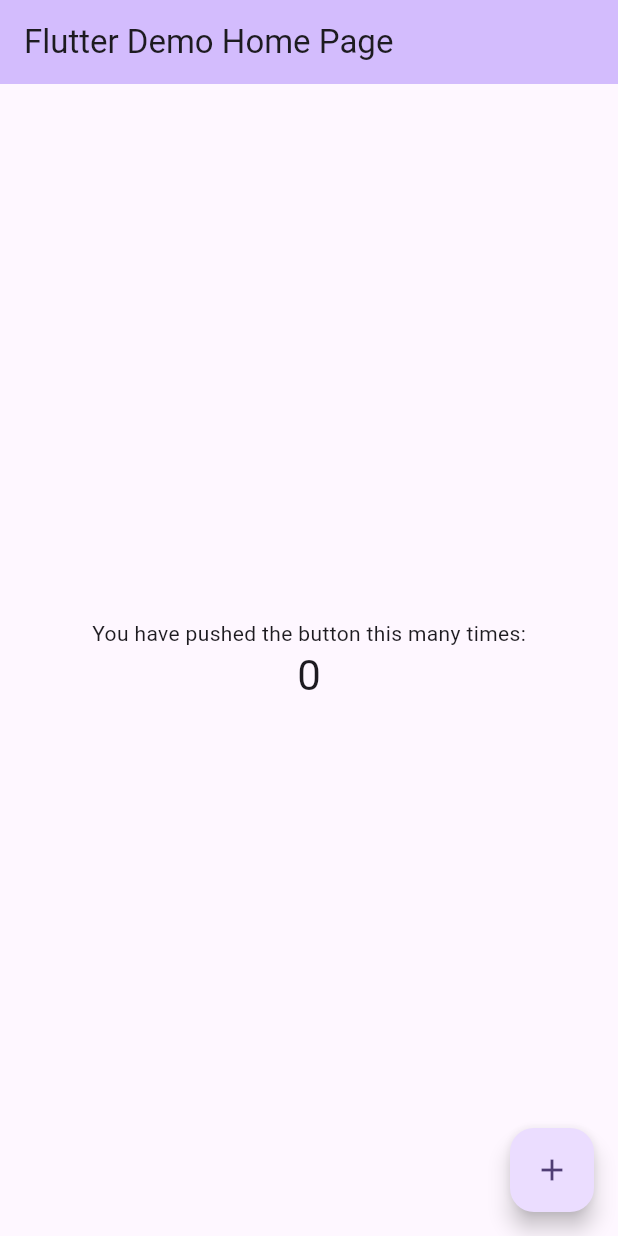
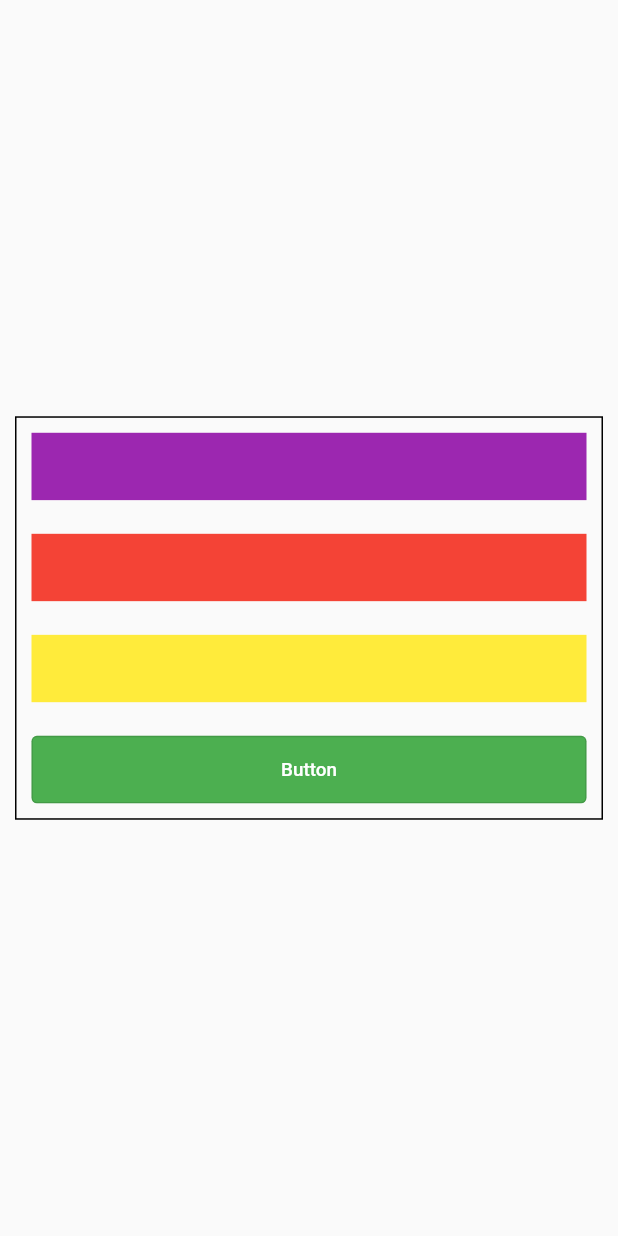
Before and after one commit to arkadi4/flutter_learning_apps, a Flutter app: the screen it shows after launch, on a phone screen of 412 x 824 dp. Run offline on Flutter 3.47's test engine with Material 2 defaults, Android fonts, the phone set to English and light mode, and no system bars.

Commit message:
feat: slide #15 done (Wed Aug 23 12:24:05 RTZ 2023)

```diff
--- a/work_with_design_1/lib/main.dart
+++ b/work_with_design_1/lib/main.dart
@@ -7,47 +7,18 @@
 class MyApp extends StatelessWidget {
   const MyApp({super.key});
 
-  // This widget is the root of your application.
+
   @override
   Widget build(BuildContext context) {
-    return MaterialApp(
-      title: 'Flutter Demo',
-      theme: ThemeData(
-        // This is the theme of your application.
-        //
-        // TRY THIS: Try running your application with "flutter run". You'll see
-        // the application has a blue toolbar. Then, without quitting the app,
-        // try changing the seedColor in the colorScheme below to Colors.green
-        // and then invoke "hot reload" (save your changes or press the "hot
-        // reload" button in a Flutter-supported IDE, or press "r" if you used
-        // the command line to start the app).
-        //
-        // Notice that the counter didn't reset back to zero; the application
-        // state is not lost during the reload. To reset the state, use hot
-        // restart instead.
-        //
-        // This works for code too, not just values: Most code changes can be
-        // tested with just a hot reload.
-        colorScheme: ColorScheme.fromSeed(seedColor: Colors.deepPurple),
-        useMaterial3: true,
-      ),
-      home: const MyHomePage(title: 'Flutter Demo Home Page'),
+    return const MaterialApp(
+      title: 'design_1',
+      home: MyHomePage(title: 'design_1'),
     );
   }
 }
 
 class MyHomePage extends StatefulWidget {
   const MyHomePage({super.key, required this.title});
-
-  // This widget is the home page of your application. It is stateful, meaning
-  // that it has a State object (defined below) that contains fields that affect
-  // how it looks.
-
-  // This class is the configuration for the state. It holds the values (in this
-  // case the title) provided by the parent (in this case the App widget) and
-  // used by the build method of the State. Fields in a Widget subclass are
-  // always marked "final".
-
   final String title;
 
   @override
@@ -55,71 +26,57 @@
 }
 
 class _MyHomePageState extends State<MyHomePage> {
-  int _counter = 0;
-
-  void _incrementCounter() {
-    setState(() {
-      // This call to setState tells the Flutter framework that something has
-      // changed in this State, which causes it to rerun the build method below
-      // so that the display can reflect the updated values. If we changed
-      // _counter without calling setState(), then the build method would not be
-      // called again, and so nothing would appear to happen.
-      _counter++;
-    });
-  }
 
   @override
   Widget build(BuildContext context) {
-    // This method is rerun every time setState is called, for instance as done
-    // by the _incrementCounter method above.
-    //
-    // The Flutter framework has been optimized to make rerunning build methods
-    // fast, so that you can just rebuild anything that needs updating rather
-    // than having to individually change instances of widgets.
+
     return Scaffold(
-      appBar: AppBar(
-        // TRY THIS: Try changing the color here to a specific color (to
-        // Colors.amber, perhaps?) and trigger a hot reload to see the AppBar
-        // change color while the other colors stay the same.
-        backgroundColor: Theme.of(context).colorScheme.inversePrimary,
-        // Here we take the value from the MyHomePage object that was created by
-        // the App.build method, and use it to set our appbar title.
-        title: Text(widget.title),
-      ),
       body: Center(
-        // Center is a layout widget. It takes a single child and positions it
-        // in the middle of the parent.
-        child: Column(
-          // Column is also a layout widget. It takes a list of children and
-          // arranges them vertically. By default, it sizes itself to fit its
-          // children horizontally, and tries to be as tall as its parent.
-          //
-          // Column has various properties to control how it sizes itself and
-          // how it positions its children. Here we use mainAxisAlignment to
-          // center the children vertically; the main axis here is the vertical
-          // axis because Columns are vertical (the cross axis would be
-          // horizontal).
-          //
-          // TRY THIS: Invoke "debug painting" (choose the "Toggle Debug Paint"
-          // action in the IDE, or press "p" in the console), to see the
-          // wireframe for each widget.
-          mainAxisAlignment: MainAxisAlignment.center,
-          children: <Widget>[
-            const Text(
-              'You have pushed the button this many times:',
+        child: Container(
+          padding: const EdgeInsets.all(10.0),
+          child: Container(
+            decoration: BoxDecoration(
+              border: Border.all(color: Colors.black),
             ),
-            Text(
-              '$_counter',
-              style: Theme.of(context).textTheme.headlineMedium,
+            padding: const EdgeInsets.all(10.0),
+            child: FittedBox(
+              child: Column(
+                // mainAxisAlignment: MainAxisAlignment.center,
+                children: <Widget>[
+                  Container(
+                    height: 50,
+                    width: MediaQuery.of(context).size.width,
+                    color: Colors.purple,
+                  ),
+                  const SizedBox(height: 25,),
+                  Container(
+                    height: 50,
+                    width: MediaQuery.of(context).size.width,
+                    color: Colors.red,
+                  ),
+                  const SizedBox(height: 25,),
+                  Container(
+                    height: 50,
+                    width: MediaQuery.of(context).size.width,
+                    color: Colors.yellow,
+                  ),
+                  const SizedBox(height: 25,),
+                  OutlinedButton(
+                    onPressed: () {},
+                    style: ButtonStyle(
+                      minimumSize: MaterialStateProperty.all(Size(MediaQuery.of(context).size.width, 50.0)),
+                      backgroundColor: MaterialStateProperty.all(Colors.green),
+                      foregroundColor: MaterialStateProperty.all(Colors.white),
+                      padding: MaterialStateProperty.all(const EdgeInsets.all(0)),
+                    ),
+                    child: const Text('Button'),
+                  ),
+                ],
+              ),
             ),
-          ],
+          ),
         ),
       ),
-      floatingActionButton: FloatingActionButton(
-        onPressed: _incrementCounter,
-        tooltip: 'Increment',
-        child: const Icon(Icons.add),
-      ), // This trailing comma makes auto-formatting nicer for build methods.
     );
   }
 }
```
